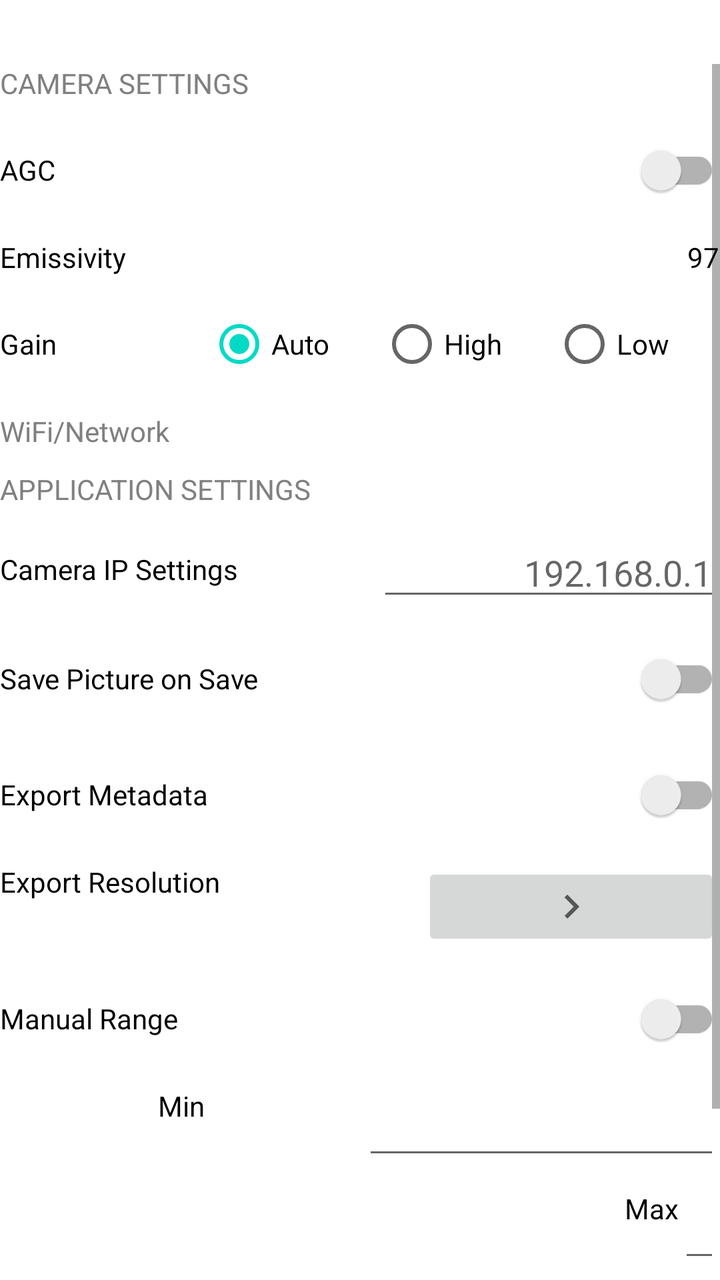
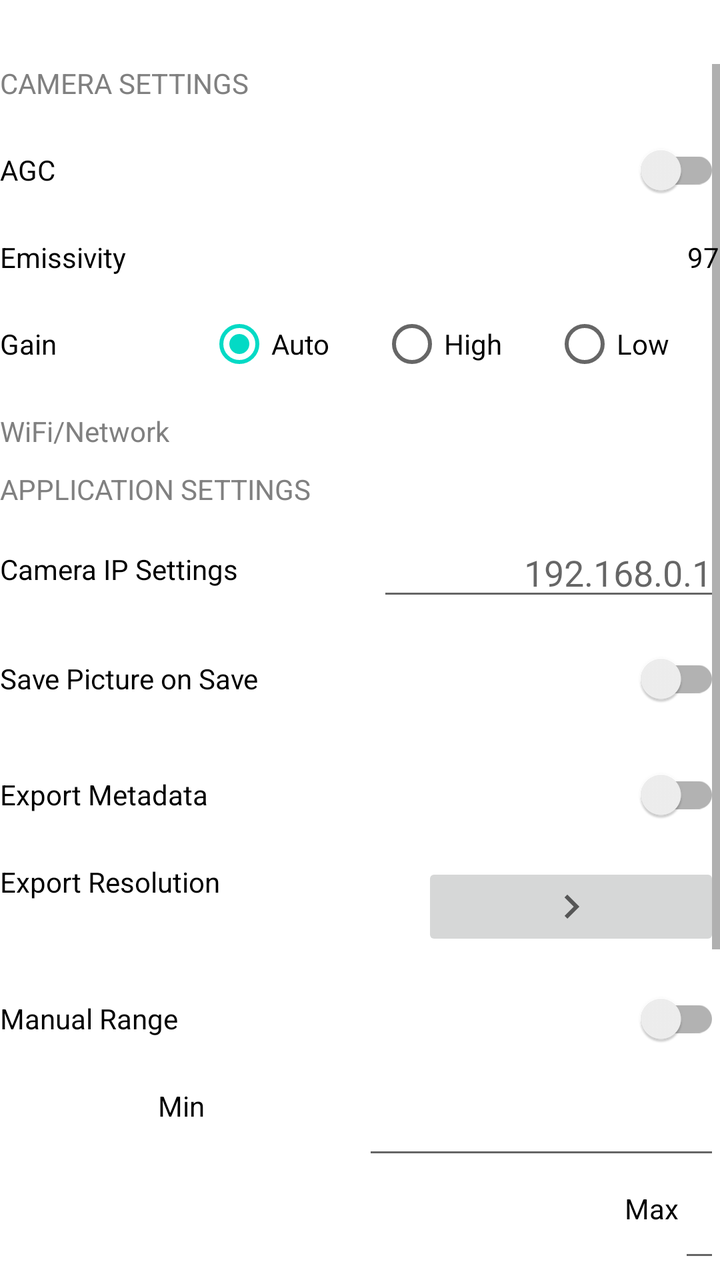

Screens rendered from an Android XML layout before and after an edit, with the pre-edit source and the edit as a unified diff.
<!-- AndroidManifest.xml: application theme Theme.Acam -->
<!-- res/layout/fragment_settings.xml -->
<?xml version="1.0" encoding="utf-8"?>
<androidx.constraintlayout.widget.ConstraintLayout xmlns:android="http://schemas.android.com/apk/res/android"
    xmlns:app="http://schemas.android.com/apk/res-auto"
    xmlns:tools="http://schemas.android.com/tools"
    android:layout_width="match_parent"
    android:layout_height="wrap_content"
    tools:context=".ui.settings.SettingsFragment">


    <androidx.constraintlayout.widget.Guideline
        android:id="@+id/glTop"
        android:layout_width="wrap_content"
        android:layout_height="wrap_content"
        android:orientation="horizontal"
        app:layout_constraintGuide_percent=".05" />

    <androidx.constraintlayout.widget.Guideline
        android:id="@+id/glBottom"
        android:layout_width="wrap_content"
        android:layout_height="wrap_content"
        android:orientation="horizontal"
        app:layout_constraintGuide_percent=".95" />

    <androidx.constraintlayout.widget.Guideline
        android:id="@+id/glStart"
        android:layout_width="wrap_content"
        android:layout_height="wrap_content"
        android:orientation="vertical"
        app:layout_constraintGuide_percent=".05" />

    <androidx.constraintlayout.widget.Guideline
        android:id="@+id/glEnd"
        android:layout_width="wrap_content"
        android:layout_height="wrap_content"
        android:orientation="vertical"
        app:layout_constraintGuide_percent=".95" />

    <ScrollView
        android:layout_width="match_parent"
        android:layout_height="0dp"
        android:orientation="vertical"
        android:scrollbarAlwaysDrawVerticalTrack="true"
        app:layout_constraintEnd_toEndOf="@+id/glEnd"
        app:layout_constraintStart_toStartOf="@+id/glStart"
        app:layout_constraintTop_toBottomOf="@+id/glTop">

        
        <androidx.appcompat.widget.LinearLayoutCompat
            android:layout_width="match_parent"
            android:layout_height="0dp"
            android:orientation="vertical"
            app:layout_constraintEnd_toEndOf="@+id/glEnd"
            app:layout_constraintStart_toStartOf="@+id/glStart">

            
            <TextView
                style="@style/SettingsHeading"
                android:text="@string/camera_settings" />

            
            <androidx.appcompat.widget.SwitchCompat
                android:id="@+id/switchAGC"
                android:layout_width="match_parent"
                android:layout_height="0dp"
                android:layout_marginBottom="10sp"
                android:layout_weight="1"
                android:text="@string/agc" />

            
            <androidx.appcompat.widget.LinearLayoutCompat style="@style/SettingsLayout">

                <TextView
                    style="@style/SettingsTextStart"
                    android:layout_weight=".9"
                    android:text="@string/emissivity" />

                <TextView
                    android:id="@+id/emissivity"
                    style="@style/SettingsTextEnd"
                    android:layout_weight=".1"
                    android:text="97"
                    android:textAlignment="textEnd" />


            </androidx.appcompat.widget.LinearLayoutCompat>

            
            <androidx.appcompat.widget.LinearLayoutCompat style="@style/SettingsLayout">

                <TextView
                    style="@style/SettingsTextStart"
                    android:layout_gravity="center_vertical"
                    android:text="@string/gain" />

                <RadioGroup
                    android:id="@+id/rgGroup"
                    android:layout_width="wrap_content"
                    android:layout_height="wrap_content"
                    android:layout_gravity="end"
                    android:layout_weight="1"
                    android:orientation="horizontal">

                    <androidx.appcompat.widget.AppCompatRadioButton
                        android:id="@+id/rbGainAuto"
                        style="@style/SettingsRadioButton"
                        android:checked="true"
                        android:text="@string/auto" />

                    <androidx.appcompat.widget.AppCompatRadioButton
                        android:id="@+id/rbGainHigh"
                        style="@style/SettingsRadioButton"
                        android:checked="false"
                        android:text="@string/high" />

                    <androidx.appcompat.widget.AppCompatRadioButton
                        android:id="@+id/rbGainLow"
                        style="@style/SettingsRadioButton"
                        android:checked="false"
                        android:text="@string/low" />
                </RadioGroup>
            </androidx.appcompat.widget.LinearLayoutCompat>

            
            <TextView
                style="@style/SettingsHeading"
                android:text="@string/wifi_network"
                android:textAllCaps="false" />


            
            <TextView
                style="@style/SettingsHeading"
                android:text="@string/application_settings" />

            
            <androidx.appcompat.widget.LinearLayoutCompat style="@style/SettingsLayout">

                <TextView
                    style="@style/SettingsTextStart"
                    android:layout_gravity="center_vertical"
                    android:text="@string/camera_ip_settings" />

                <EditText
                    style="@style/SettingsTextEnd"
                    android:hint="192.168.0.1"
                    android:inputType="textUri"
                    android:textAlignment="textEnd"></EditText>
            </androidx.appcompat.widget.LinearLayoutCompat>

            
            <androidx.appcompat.widget.SwitchCompat
                android:id="@+id/switchSavePictureOnSave"
                android:layout_width="match_parent"
                android:layout_height="0dp"
                android:layout_marginBottom="10sp"
                android:layout_weight="1"
                android:text="@string/save_picture_on_save" />

            
            <androidx.appcompat.widget.SwitchCompat
                android:id="@+id/switchExportMetadata"
                android:layout_width="match_parent"
                android:layout_height="0dp"
                android:layout_marginBottom="10sp"
                android:layout_weight="1"
                android:text="@string/export_metadata" />

            
            <androidx.appcompat.widget.LinearLayoutCompat style="@style/SettingsLayout">

                <TextView
                    style="@style/SettingsTextStart"
                    android:text="@string/export_resolution" />

                <ImageButton
                    style="@style/SettingsTextEnd"
                    android:src="@drawable/ic_baseline_keyboard_arrow_right_24" />
            </androidx.appcompat.widget.LinearLayoutCompat>

            
            <androidx.appcompat.widget.SwitchCompat
                android:id="@+id/switchManualRange"
                android:layout_width="match_parent"
                android:layout_height="0dp"
                android:layout_marginBottom="10sp"
                android:layout_weight="1"
                android:text="@string/manual_range" />

            <androidx.appcompat.widget.LinearLayoutCompat
                style="@style/SettingsLayout"
                android:orientation="vertical">

                
                <androidx.appcompat.widget.LinearLayoutCompat style="@style/SettingsLayout">

                    <TextView
                        style="@style/SettingsTextStart"
                        android:text="Min"
                        android:textAlignment="center"/>

                    <EditText style="@style/SettingsTextEnd"/>
                </androidx.appcompat.widget.LinearLayoutCompat>

                
                <androidx.appcompat.widget.LinearLayoutCompat style="@style/SettingsTextEnd">

                    <TextView
                        style="@style/SettingsTextStart"
                        android:text="Max"
                        android:textAlignment="center" />

                    <EditText style="@style/SettingsTextEnd"/>
                </androidx.appcompat.widget.LinearLayoutCompat>

            </androidx.appcompat.widget.LinearLayoutCompat>

            <androidx.appcompat.widget.LinearLayoutCompat style="@style/SettingsLayout">

                <TextView
                    style="@style/SettingsTextStart"
                    android:text="Palette" />

                <ImageButton
                    style="@style/SettingsTextEnd"
                    android:src="@drawable/ic_baseline_keyboard_arrow_right_24" />
            </androidx.appcompat.widget.LinearLayoutCompat>

            
            <androidx.appcompat.widget.SwitchCompat
                android:id="@+id/switchShutterSound"
                android:layout_width="match_parent"
                android:layout_height="0dp"
                android:layout_marginBottom="10sp"
                android:layout_weight="1"
                android:text="@string/shutter_sound" />

            
            <androidx.appcompat.widget.SwitchCompat
                android:id="@+id/switchSpotMeter"
                android:layout_width="match_parent"
                android:layout_height="0dp"
                android:layout_marginBottom="10sp"
                android:layout_weight="1"
                android:text="@string/spotmeter" />


            
        </androidx.appcompat.widget.LinearLayoutCompat>
    </ScrollView>
</androidx.constraintlayout.widget.ConstraintLayout>
<!-- resources referenced by this layout -->
<resources>
  <!-- drawable ic_baseline_keyboard_arrow_right_24 (drawable) -->
  <vector xmlns:android="http://schemas.android.com/apk/res/android"
      android:width="24dp"
      android:height="24dp"
      android:viewportWidth="24"
      android:viewportHeight="24"
      android:tint="?attr/colorControlNormal">
    <path
        android:fillColor="@android:color/white"
        android:pathData="M8.59,16.59L13.17,12 8.59,7.41 10,6l6,6 -6,6 -1.41,-1.41z"/>
  </vector>
  <string name="agc">AGC</string>
  <string name="application_settings">Application Settings</string>
  <string name="auto">Auto</string>
  <string name="camera_ip_settings">Camera IP Settings</string>
  <string name="camera_settings">CAMERA SETTINGS</string>
  <string name="emissivity">Emissivity</string>
  <string name="export_metadata">Export Metadata</string>
  <string name="export_resolution">Export Resolution</string>
  <string name="gain">Gain</string>
  <string name="high">High</string>
  <string name="low">Low</string>
  <string name="manual_range">Manual Range</string>
  <string name="save_picture_on_save">Save Picture on Save</string>
  <string name="shutter_sound">Shutter Sound</string>
  <string name="spotmeter">Spotmeter</string>
  <string name="wifi_network">WiFi/Network</string>
  <style name="SettingsHeading">
          <item name="android:layout_width">wrap_content</item>
          <item name="android:layout_height">wrap_content</item>
          <item name="android:layout_gravity">start</item>
          <item name="android:layout_marginBottom">10sp</item>
          <item name="android:textAllCaps">true</item>
          <item name="android:textColor">#808080</item>
  
      </style>
  <style name="SettingsLayout">
          <item name="android:layout_width">match_parent</item>
          <item name="android:layout_height">wrap_content</item>
          <item name="android:layout_marginBottom">10sp</item>
          <item name="android:orientation">horizontal</item>
     </style>
  <style name="SettingsRadioButton">
          <item name="android:layout_width">wrap_content</item>
          <item name="android:layout_height">wrap_content</item>
          <item name="android:layout_weight">1</item>
      </style>
  <style name="SettingsTextEnd">
          <item name="android:layout_width">wrap_content</item>
          <item name="android:layout_height">wrap_content</item>
          <item name="android:textColor">@color/black</item>
          <item name="android:layout_weight">1</item>
          <item name="android:layout_gravity">end</item>
      </style>
  <style name="SettingsTextStart">
          <item name="android:layout_width">wrap_content</item>
          <item name="android:layout_height">wrap_content</item>
          <item name="android:textColor">@color/black</item>
          <item name="android:layout_weight">1</item>
          <item name="android:layout_gravity">start</item>
      </style>
  <style name="Theme.Acam" parent="Theme.MaterialComponents.DayNight.DarkActionBar">
          
          <item name="colorPrimary">@color/purple_500</item>
          <item name="colorPrimaryVariant">@color/purple_700</item>
          <item name="colorOnPrimary">@color/white</item>
          
          <item name="colorSecondary">@color/teal_200</item>
          <item name="colorSecondaryVariant">@color/teal_700</item>
          <item name="colorOnSecondary">@color/black</item>
          
          <item name="android:statusBarColor" tools:targetApi="l">?attr/colorPrimaryVariant</item>
          
      </style>
  <color name="black">#FF000000</color>
  <color name="purple_500">#FF6200EE</color>
  <color name="purple_700">#FF3700B3</color>
  <color name="white">#FFFFFFFF</color>
  <color name="teal_200">#FF03DAC5</color>
  <color name="teal_700">#FF018786</color>
</resources>

<!-- the commit's change to res/layout/fragment_settings.xml (unified diff, before → after) -->
@@ -144,7 +144,8 @@
                     style="@style/SettingsTextEnd"
                     android:hint="192.168.0.1"
                     android:inputType="textUri"
-                    android:textAlignment="textEnd"></EditText>
+                    android:textAlignment="textEnd">
+                </EditText>
             </androidx.appcompat.widget.LinearLayoutCompat>
 
             
@@ -243,6 +244,62 @@
                 android:layout_weight="1"
                 android:text="@string/spotmeter" />
 
+            
+            <androidx.appcompat.widget.LinearLayoutCompat style="@style/SettingsLayout">
+
+                <TextView
+                    style="@style/SettingsTextStart"
+                    android:layout_gravity="center_vertical"
+                    android:text="@string/units" />
+
+                <RadioGroup
+                    android:id="@+id/rgUnits"
+                    android:layout_width="wrap_content"
+                    android:layout_height="wrap_content"
+                    android:layout_gravity="end"
+                    android:layout_weight="1"
+                    android:orientation="horizontal">
+
+                    <androidx.appcompat.widget.AppCompatRadioButton
+                        android:id="@+id/rbUnitsF"
+                        style="@style/SettingsRadioButton"
+                        android:checked="true"
+                        android:text="&#xb0;F" />
+
+                    <androidx.appcompat.widget.AppCompatRadioButton
+                        android:id="@+id/rbUnitsC"
+                        style="@style/SettingsRadioButton"
+                        android:checked="false"
+                        android:text="&#xb0;C" />
+
+                </RadioGroup>
+            </androidx.appcompat.widget.LinearLayoutCompat>
+
+            
+            <androidx.appcompat.widget.LinearLayoutCompat
+                style="@style/SettingsLayout">
+
+                <TextView
+                    style="@style/SettingsTextStart"
+                    android:text="@string/version"/>
+                <TextView
+                    style="@style/SettingsTextEnd"
+                    android:text="0.1.0"/>
+            </androidx.appcompat.widget.LinearLayoutCompat>
+
+            
+            <androidx.appcompat.widget.LinearLayoutCompat
+                style="@style/SettingsLayout">
+
+                <TextView
+                    style="@style/SettingsTextStart"
+                    android:text="@string/privacy_policy"/>
+                <ImageButton
+                    style="@style/SettingsTextEnd"
+                    android:src="@drawable/ic_baseline_keyboard_arrow_right_24"/>
+            </androidx.appcompat.widget.LinearLayoutCompat>
+
+
 
             
         </androidx.appcompat.widget.LinearLayoutCompat>
<!-- resource entries referenced after the edit -->
@@ -23,9 +23,12 @@
   <string name="high">High</string>
   <string name="low">Low</string>
   <string name="manual_range">Manual Range</string>
+  <string name="privacy_policy">Privacy Policy</string>
   <string name="save_picture_on_save">Save Picture on Save</string>
   <string name="shutter_sound">Shutter Sound</string>
   <string name="spotmeter">Spotmeter</string>
+  <string name="units">Units</string>
+  <string name="version">Version</string>
   <string name="wifi_network">WiFi/Network</string>
   <style name="SettingsHeading">
           <item name="android:layout_width">wrap_content</item>
